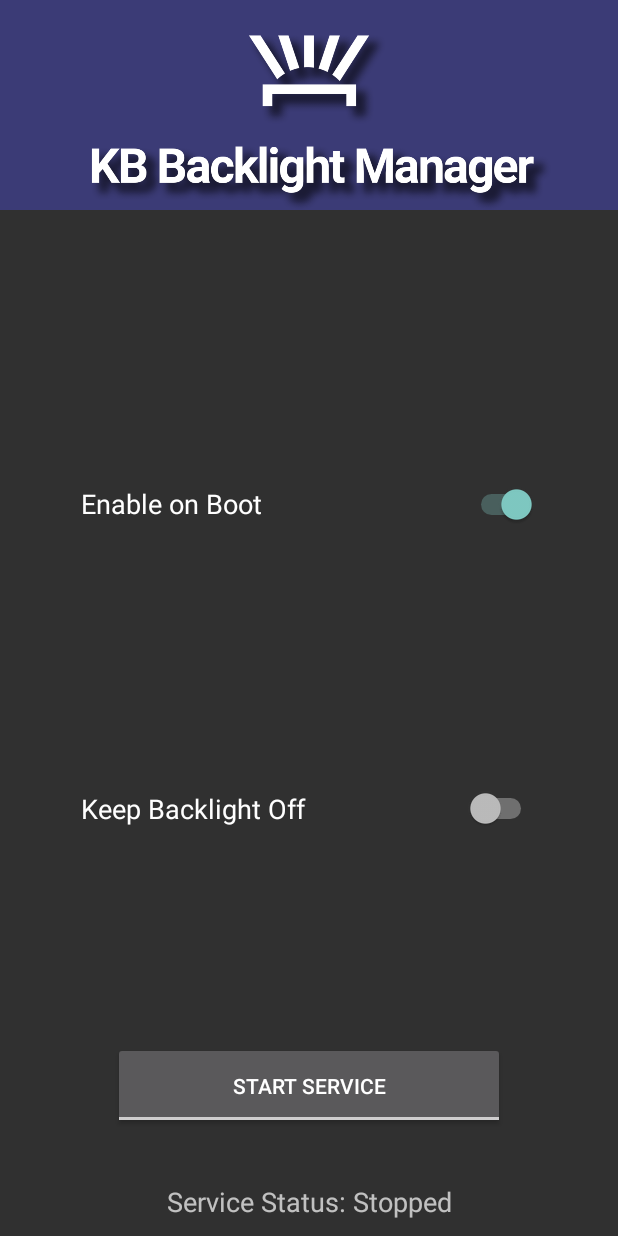
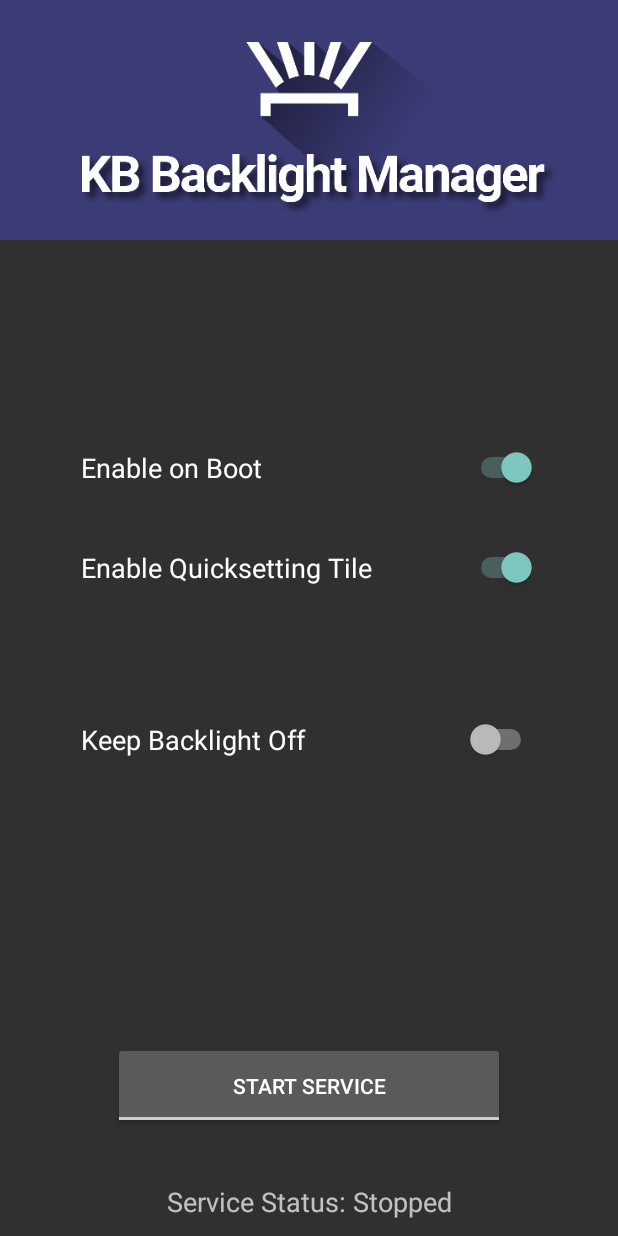
Before and after one commit to JooJooBee666/KB_Backlight_Manager, an Android app: the screen it shows after launch (MainActivity), on a phone screen of 412 x 824 dp. Run offline under Robolectric (Android 15) with nearby library versions, the phone set to English and light mode, and no system bars; 1 statement that could not run was skipped.

Commit message:
Added option to enable or disable the quicksetting tile. Updated app banner.

```diff
--- a/app/src/main/java/com/madhopssoft/kbbacklightmanager/MainActivity.java
+++ b/app/src/main/java/com/madhopssoft/kbbacklightmanager/MainActivity.java
@@ -9,6 +9,7 @@ import android.content.Context;
 import android.content.Intent;
 import android.content.ServiceConnection;
 import android.content.SharedPreferences;
+import android.content.pm.PackageManager;
 import android.os.Bundle;
 import android.os.IBinder;
 import android.service.quicksettings.TileService;
@@ -32,8 +33,10 @@ public class MainActivity extends AppCompatActivity {
     private static ToggleButton toggleServiceButton;
     private static Switch startupSwitch;
     private static Switch keepBacklightOffSwitch;
+    private static Switch quicksettingEnabledSwitch;
     public static Boolean startOnBoot = true;
     public static Boolean keepBacklightOff = false;
+    public static Boolean quickSettingEnabled = true;
     boolean serviceBound = false;
 
     P1KBService backlightService;
@@ -47,12 +50,15 @@ public class MainActivity extends AppCompatActivity {
         toggleServiceButton = findViewById(R.id.toggleServiceButton);
         startupSwitch = findViewById(R.id.startOnBootSwitch);
         keepBacklightOffSwitch = findViewById(R.id.backlightDisabledSwitch);
+        quicksettingEnabledSwitch = findViewById(R.id.quickSettingEnableSwitch);
 
         SharedPreferences settings = getSharedPreferences(Constants.PREFS_NAME, 0);
         startOnBoot = settings.getBoolean("startOnBoot", true);
         keepBacklightOff = settings.getBoolean("keepBacklightOff", false);
+        quickSettingEnabled = settings.getBoolean("quicksettingEnabled", true);
         startupSwitch.setChecked(startOnBoot);
         keepBacklightOffSwitch.setChecked(keepBacklightOff);
+        quicksettingEnabledSwitch.setChecked(quickSettingEnabled);
 
         startupSwitch.setOnCheckedChangeListener( new CompoundButton.OnCheckedChangeListener() {
             @Override
@@ -66,6 +72,16 @@ public class MainActivity extends AppCompatActivity {
             @Override
             public void onCheckedChanged(CompoundButton buttonView, boolean isChecked) {
                 keepBacklightOff = keepBacklightOffSwitch.isChecked();
+                changeTileService();
+                SaveSettings();
+            }
+        });
+
+        quicksettingEnabledSwitch.setOnCheckedChangeListener( new CompoundButton.OnCheckedChangeListener() {
+            @Override
+            public void onCheckedChanged(CompoundButton buttonView, boolean isChecked) {
+                quickSettingEnabled = quicksettingEnabledSwitch.isChecked();
+                changeTileService();
                 SaveSettings();
             }
         });
@@ -116,11 +132,24 @@ public class MainActivity extends AppCompatActivity {
         SharedPreferences.Editor editor = settings.edit();
         editor.putBoolean("startOnBoot", startOnBoot);
         editor.putBoolean("keepBacklightOff", keepBacklightOff);
-
+        editor.putBoolean("quickSettingEnabled", quickSettingEnabled);
         // Commit the edits
         editor.apply();
     }
 
+    private void changeTileService() {
+        PackageManager pm = getPackageManager();
+        ComponentName component = new ComponentName(this.getPackageName(), P1KBTileService.class.getName());
+        if (quickSettingEnabled) {
+            pm.setComponentEnabledSetting(component,
+                    PackageManager.COMPONENT_ENABLED_STATE_ENABLED,
+                    PackageManager.DONT_KILL_APP);
+        } else {
+            pm.setComponentEnabledSetting(component,
+                    PackageManager.COMPONENT_ENABLED_STATE_DISABLED,
+                    PackageManager.DONT_KILL_APP);
+        }
+    }
     @Override
     protected void onDestroy() {
         super.onDestroy();
--- a/app/src/main/java/com/madhopssoft/kbbacklightmanager/P1KBTileService.java
+++ b/app/src/main/java/com/madhopssoft/kbbacklightmanager/P1KBTileService.java
@@ -9,6 +9,7 @@ import android.content.Context;
 import android.content.DialogInterface;
 import android.content.Intent;
 import android.content.IntentFilter;
+import android.content.pm.PackageManager;
 import android.graphics.Bitmap;
 import android.graphics.Canvas;
 import android.graphics.Matrix;
@@ -61,6 +62,7 @@ public class P1KBTileService extends TileService {
             }
             tile.updateTile();
         }
+
         try {
             new IntentFilter();
             IntentFilter filter;
--- a/app/src/main/res/layout/activity_main.xml
+++ b/app/src/main/res/layout/activity_main.xml
@@ -1,7 +1,6 @@
 <?xml version="1.0" encoding="utf-8"?>
 <RelativeLayout xmlns:android="http://schemas.android.com/apk/res/android"
     xmlns:app="http://schemas.android.com/apk/res-auto"
-    xmlns:tools="http://schemas.android.com/tools"
     android:id="@+id/activity_main"
     android:layout_width="match_parent"
     android:layout_height="match_parent"
@@ -27,8 +26,8 @@
 
     <Switch
         android:id="@+id/startOnBootSwitch"
-        android:layout_width="287dp"
-        android:layout_height="125dp"
+        android:layout_width="wrap_content"
+        android:layout_height="92dp"
         android:layout_alignParentStart="true"
         android:layout_alignParentTop="true"
         android:layout_alignParentEnd="true"
@@ -36,9 +35,8 @@
         android:layout_marginStart="54dp"
         android:layout_marginTop="219dp"
         android:layout_marginEnd="54dp"
-        android:layout_marginBottom="371dp"
+        android:layout_marginBottom="420dp"
         android:text="@string/enable_on_boot"
-        android:textColorLink="#E91E63"
         android:textSize="18sp" />
 
     <ToggleButton
@@ -51,31 +49,43 @@
         android:layout_marginStart="75dp"
         android:layout_marginEnd="75dp"
         android:layout_marginBottom="26dp"
-        android:text="ServiceToggleButton"
+        android:text="@string/servicetogglebutton"
         android:textOff="@string/start_service"
         android:textOn="@string/stop_service" />
 
     <ImageView
         android:id="@+id/imageView"
         android:layout_width="match_parent"
-        android:layout_height="140dp"
+        android:layout_height="160dp"
         android:layout_alignParentTop="true"
         android:layout_marginTop="0dp"
         android:scaleType="centerCrop"
-        app:srcCompat="@mipmap/banner" />
+        app:srcCompat="@mipmap/banner"
+        android:contentDescription="@string/kb_backlight_manager" />
 
     <Switch
         android:id="@+id/backlightDisabledSwitch"
         android:layout_width="287dp"
         android:layout_height="86dp"
-        android:layout_below="@+id/startOnBootSwitch"
         android:layout_alignParentStart="true"
         android:layout_alignParentEnd="true"
         android:layout_marginStart="54dp"
-        android:layout_marginTop="-328dp"
+        android:layout_marginTop="450dp"
         android:layout_marginEnd="54dp"
         android:text="@string/keep_backlight_off"
         android:textSize="18sp" />
 
+    <Switch
+        android:id="@+id/quickSettingEnableSwitch"
+        android:layout_width="287dp"
+        android:layout_height="86dp"
+        android:layout_alignParentStart="true"
+        android:layout_alignParentEnd="true"
+        android:layout_marginStart="54dp"
+        android:layout_marginTop="335dp"
+        android:layout_marginEnd="54dp"
+        android:enabled="true"
+        android:text="@string/enable_quicksetting_tile"
+        android:textSize="18sp" />
 
 </RelativeLayout>
--- a/app/src/main/res/values/strings.xml
+++ b/app/src/main/res/values/strings.xml
@@ -5,4 +5,7 @@
     <string name="keep_backlight_off">Keep Backlight Off</string>
     <string name="start_service">Start Service</string>
     <string name="stop_service">Stop Service</string>
+    <string name="enable_quicksetting_tile">Enable Quicksetting Tile</string>
+    <string name="servicetogglebutton">ServiceToggleButton</string>
+    <string name="kb_backlight_manager">KB Backlight Manager</string>
 </resources>
```
Also changed, not shown: app/src/main/res/mipmap-xxhdpi/banner.png (added).
